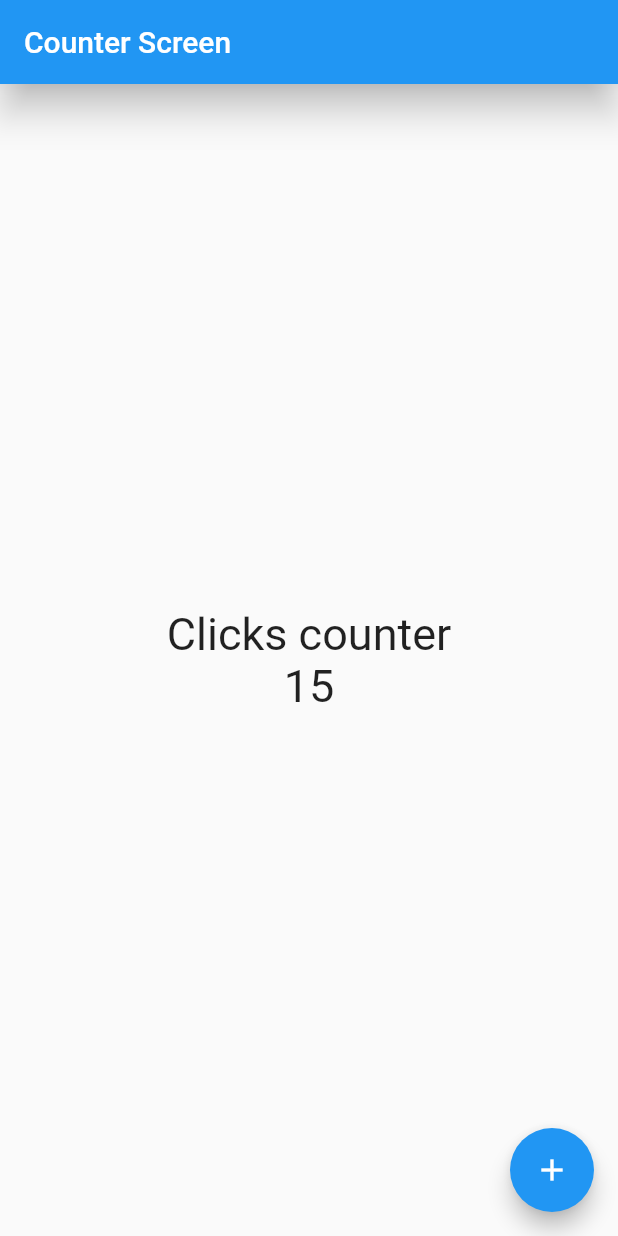
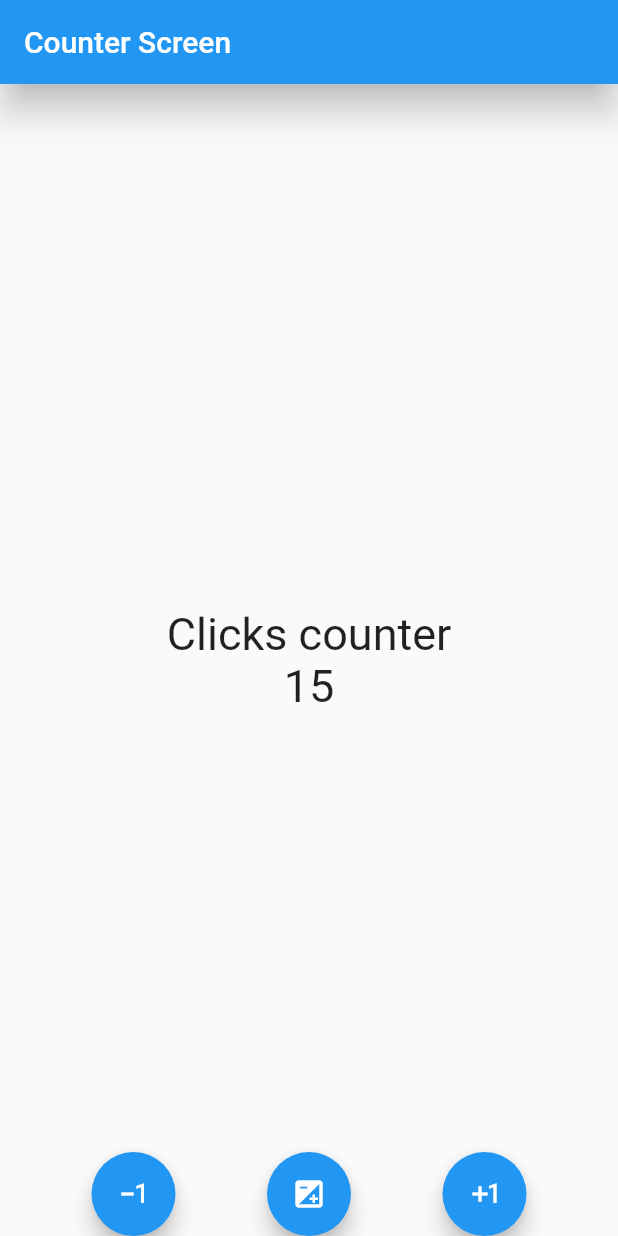
Before and after one commit to sitnesTIC/flutter_applications, a Flutter app: the screen it shows after launch, on a phone screen of 412 x 824 dp. Run offline on Flutter 3.47's test engine with Material 2 defaults, Android fonts, the phone set to English and light mode, and no system bars.

Commit message:
Creando acciones adicionales

```diff
--- a/lib/screens/counter_screen.dart
+++ b/lib/screens/counter_screen.dart
@@ -29,13 +29,32 @@ class _CounterScreenState extends State<CounterScreen> {
           ],
         ),
       ),
-      // floatingActionButtonLocation: FloatingActionButtonLocation.centerFloat,
-      floatingActionButton: FloatingActionButton(
-        child: const Icon(Icons.add),
-        onPressed: () {
-          comptador++;
-          setState(() {});
-        },
+      floatingActionButtonLocation: FloatingActionButtonLocation.centerDocked,
+      floatingActionButton: Row(
+        mainAxisAlignment: MainAxisAlignment.spaceEvenly,
+        children: [
+          FloatingActionButton(
+            child: const Icon(Icons.exposure_minus_1),
+            onPressed: () {
+              comptador--;
+              setState(() {});
+            },
+          ),
+          FloatingActionButton(
+            child: const Icon(Icons.exposure),
+            onPressed: () {
+              comptador = 0;
+              setState(() {});
+            },
+          ),
+          FloatingActionButton(
+            child: const Icon(Icons.exposure_plus_1),
+            onPressed: () {
+              comptador++;
+              setState(() {});
+            },
+          ),
+        ],
       ),
     );
   }
```
